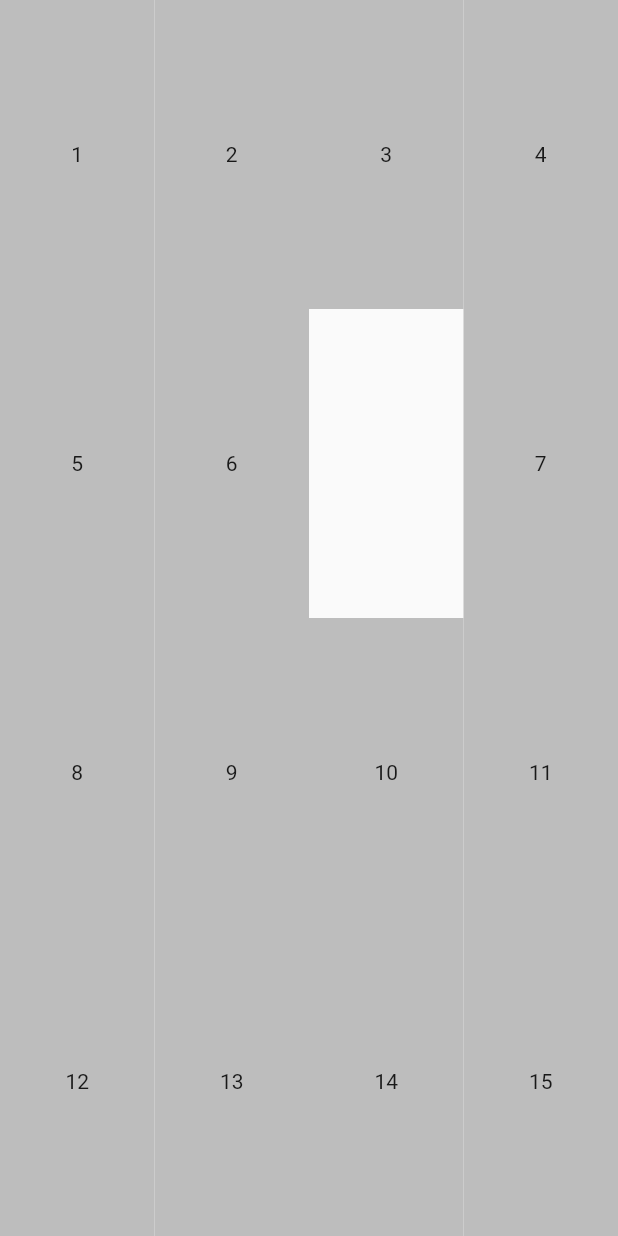
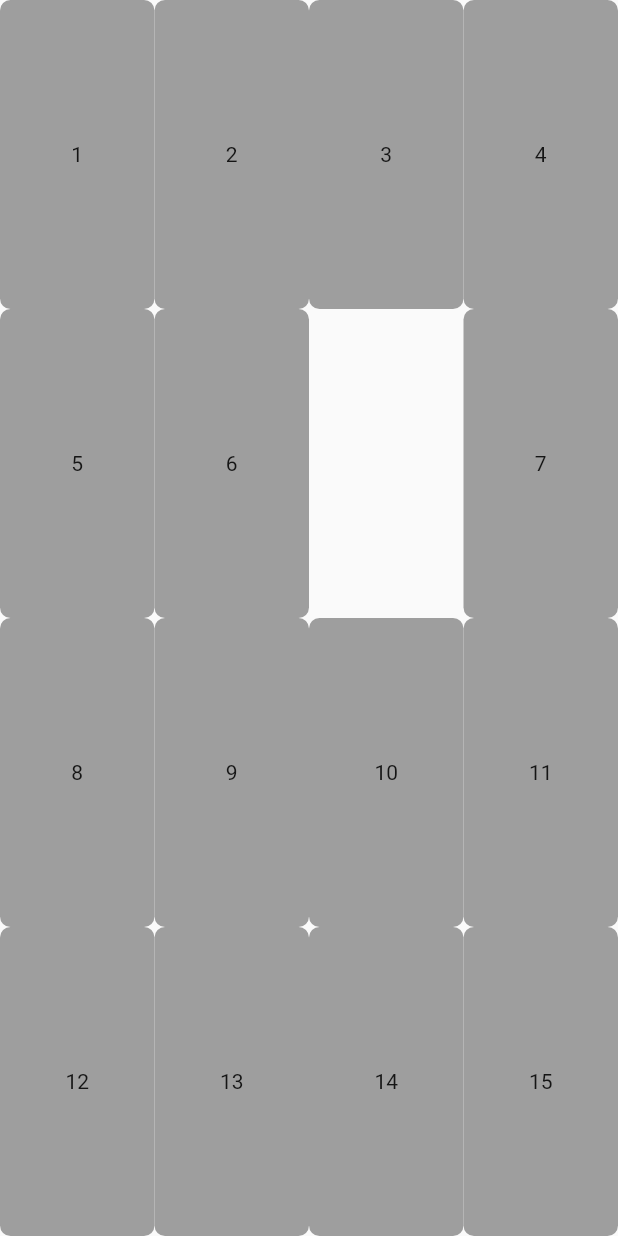
Before and after one commit to pandora-house/puzzle-game, a Flutter app: the screen it shows after launch, on a phone screen of 412 x 824 dp. Run offline on Flutter 3.47's test engine with Material 2 defaults, Android fonts, the phone set to English and light mode, and no system bars.

Commit message:
change view

```diff
--- a/lib/widgets/box_container_widget.dart
+++ b/lib/widgets/box_container_widget.dart
@@ -14,7 +14,10 @@ class BoxContainerWidget extends StatelessWidget {
     return Container(
       width: Engine().getBoxWith(size),
       height: Engine().getBoxHeight(size),
-      color: Colors.grey[400],
+      decoration: BoxDecoration(
+        borderRadius: BorderRadius.circular(7),
+        color: Colors.grey,
+      ),
       child: Center(child: Text('$id')),
     );
   }
```
